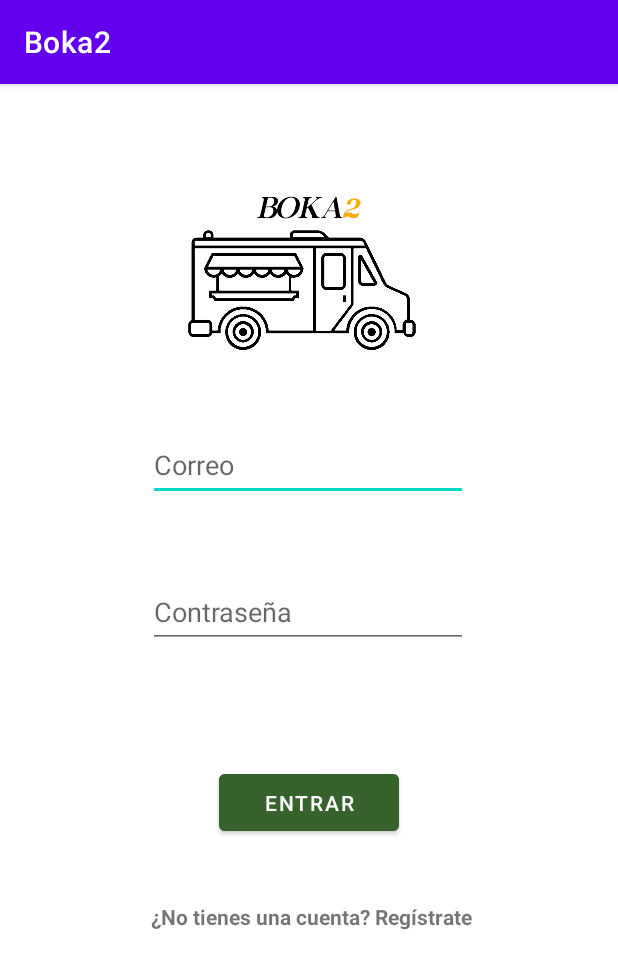
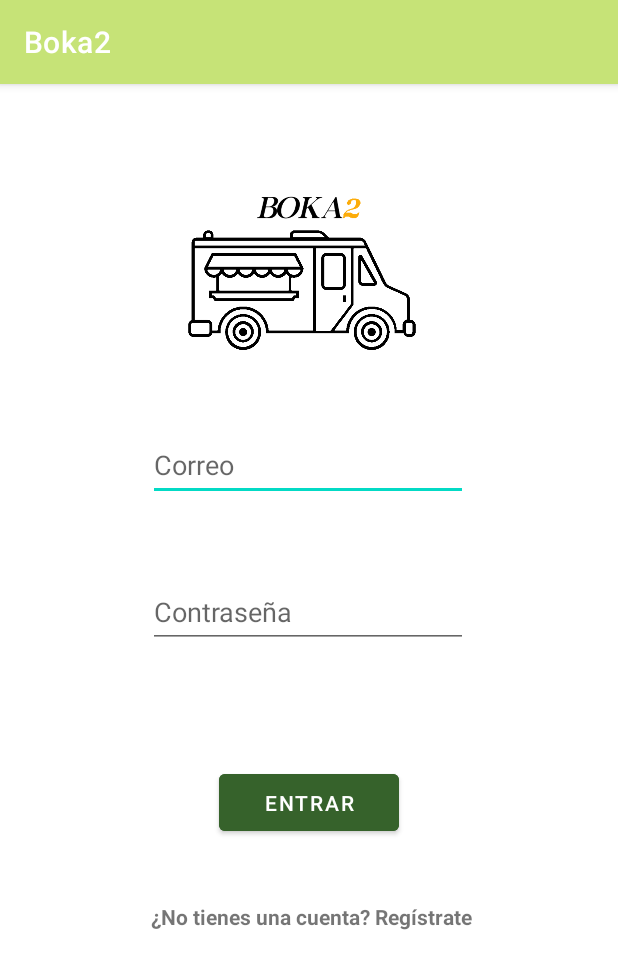
Before and after one commit to Oskar36/Boka2, an Android app: the a_login screen opened directly, with no data from a screen before it, on a phone screen of 412 x 824 dp. Shown: the top 969 px of the screen. Run offline under Robolectric (Android 15) with nearby library versions, the phone set to English and light mode, and no system bars.

```diff
--- a/app/src/main/res/layout/p_login.xml
+++ b/app/src/main/res/layout/p_login.xml
@@ -71,7 +71,8 @@
         app:layout_constraintHorizontal_bias="0.552"
         app:layout_constraintStart_toStartOf="parent"
         app:layout_constraintTop_toBottomOf="@+id/Login_but_entrar"
-        app:layout_constraintVertical_bias="0.0" />
+        app:layout_constraintVertical_bias="0.0"
+        style="@style/texto"/>
 
     <ImageView
         android:id="@+id/imageView"
--- a/app/src/main/res/layout/p_quienes_somos.xml
+++ b/app/src/main/res/layout/p_quienes_somos.xml
@@ -25,6 +25,7 @@
         android:layout_marginEnd="16dp"
         android:text="Lorem Ipsum is simply dummy text of the printing and typesetting industry. Lorem Ipsum has been the industry's standard dummy text ever since the 1500s, when an unknown printer took a galley of type and scrambled it to make a type specimen book. It has survived not only five centuries, but also the leap into electronic typesetting, remaining essentially unchanged. It was popularised in the 1960s with the release of Letraset sheets containing Lorem Ipsum passages, and more recently with desktop publishing software like Aldus PageMaker including versions of Lorem Ipsum."
         app:layout_constraintEnd_toEndOf="parent"
+        style="@style/texto"
         app:layout_constraintTop_toBottomOf="@+id/imgFurgoneta" />
 
     <TextView
--- a/app/src/main/res/values-night/themes.xml
+++ b/app/src/main/res/values-night/themes.xml
@@ -2,8 +2,8 @@
     <!-- Base application theme. -->
     <style name="Theme.Boka2" parent="Theme.MaterialComponents.DayNight.DarkActionBar">
         <!-- Primary brand color. -->
-        <item name="colorPrimary">@color/purple_200</item>
-        <item name="colorPrimaryVariant">@color/purple_700</item>
+        <item name="colorPrimary">@color/verdeclaro</item>
+        <item name="colorPrimaryVariant">@color/verdeclaro</item>
         <item name="colorOnPrimary">@color/black</item>
         <!-- Secondary brand color. -->
         <item name="colorSecondary">@color/teal_200</item>
--- a/app/src/main/res/values/colors.xml
+++ b/app/src/main/res/values/colors.xml
@@ -8,4 +8,10 @@
     <color name="teal_700">#FF018786</color>
     <color name="black">#FF000000</color>
     <color name="white">#FFFFFFFF</color>
+
+    <color name="claro">#FBFAD3</color>
+    <color name="verdeclaro">#C6E377</color>
+    <color name="verde">#729D39</color>
+    <color name="verdeoscuro">#36622B</color>
+
 </resources>
--- a/app/src/main/res/values/text_style.xml
+++ b/app/src/main/res/values/text_style.xml
@@ -1,8 +1,8 @@
 <?xml version="1.0" encoding="utf-8"?>
 <resources>
     <style name="texto">
-        <item name="android:backgroundTint">#36622B</item>
-        <item name="android:height">50dp</item>
-        <item name="android:width">120dp</item>
+        <item name="fontFamily">roboto</item>
+        <item name="android:gravity">left</item>
+        <item name="android:textSize">14sp</item>
     </style>
 </resources>
--- a/app/src/main/res/values/themes.xml
+++ b/app/src/main/res/values/themes.xml
@@ -2,8 +2,8 @@
     <!-- Base application theme. -->
     <style name="Theme.Boka2" parent="Theme.MaterialComponents.DayNight.DarkActionBar">
         <!-- Primary brand color. -->
-        <item name="colorPrimary">@color/purple_500</item>
-        <item name="colorPrimaryVariant">@color/purple_700</item>
+        <item name="colorPrimary">@color/verdeclaro</item>
+        <item name="colorPrimaryVariant">@color/verdeclaro</item>
         <item name="colorOnPrimary">@color/white</item>
         <!-- Secondary brand color. -->
         <item name="colorSecondary">@color/teal_200</item>
```
